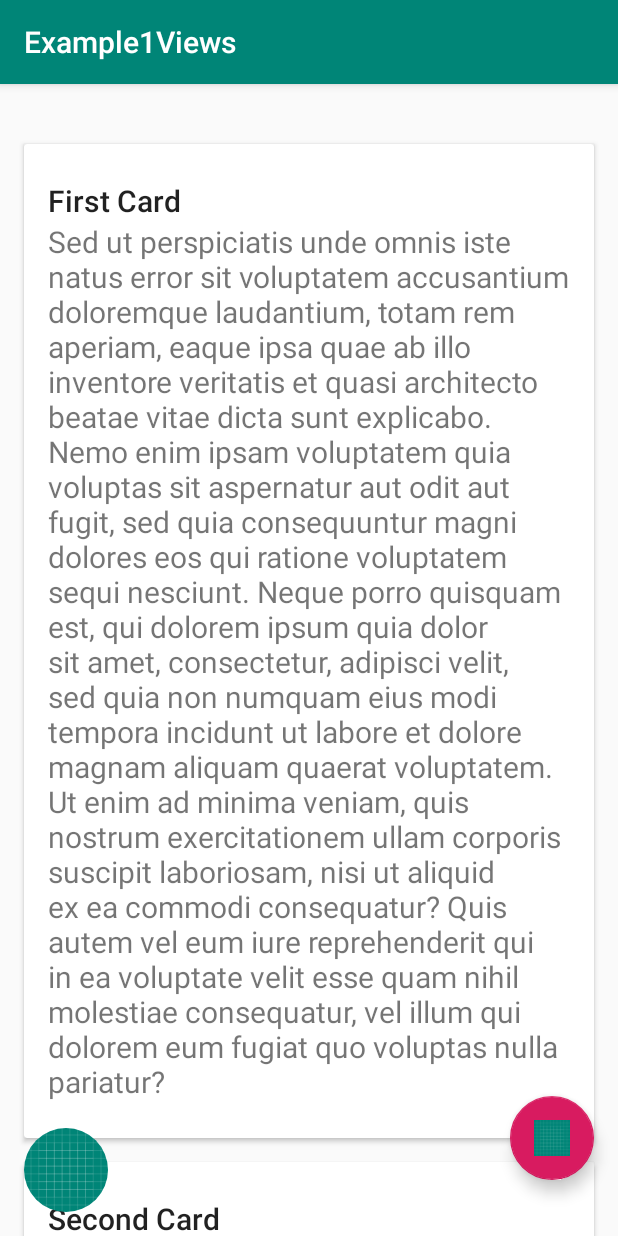
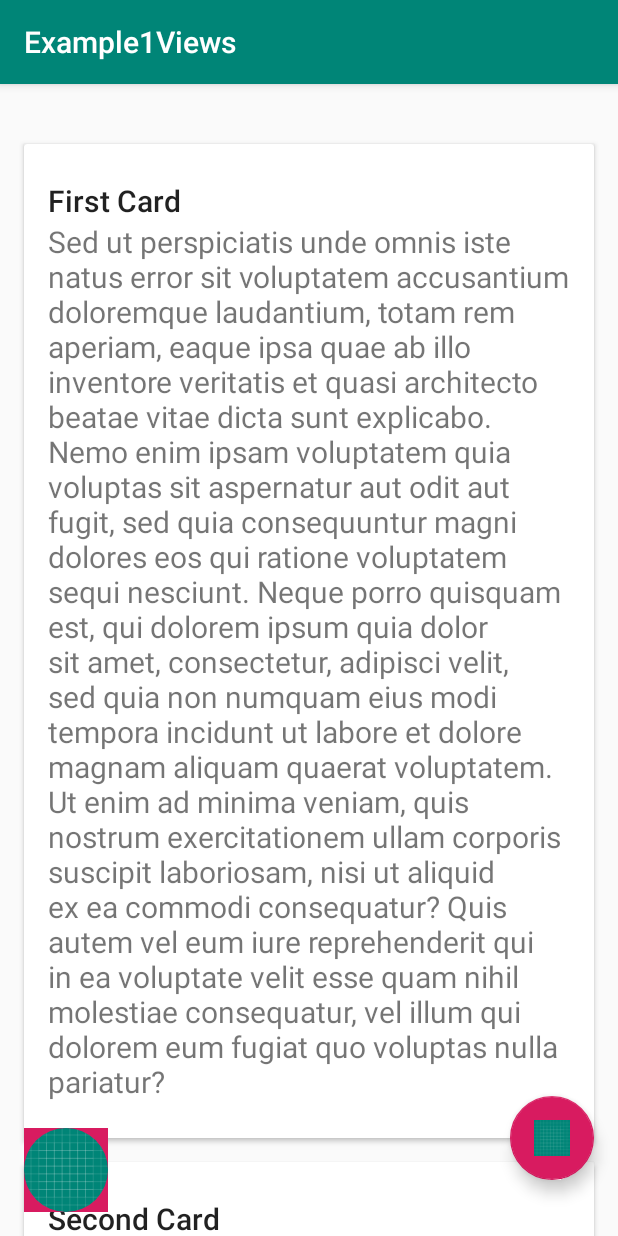
Before and after one commit to praveen1256/Example1Views, an Android app: the screen it shows after launch (FabFollowsWidgetActivity), after a tap on "FAB FOLLOWS WIDGET", on a phone screen of 412 x 824 dp. Run offline under Robolectric (Android 15) with nearby library versions, the light colour scheme and no system bars; our stand-ins replace CircleImageView.

Commit message:
FAB ,Snack bar and Collapse

```diff
--- a/app/src/main/java/android/com/example1views/CollapsingToolbarActivity.java
+++ b/app/src/main/java/android/com/example1views/CollapsingToolbarActivity.java
@@ -9,5 +9,6 @@ public class CollapsingToolbarActivity extends AppCompatActivity {
     protected void onCreate(Bundle savedInstanceState) {
         super.onCreate(savedInstanceState);
         setContentView(R.layout.activity_collapsing_toolbar);
+        getSupportActionBar().hide();
     }
 }
--- a/app/src/main/java/android/com/example1views/FabAndSnackbarActivity.java
+++ b/app/src/main/java/android/com/example1views/FabAndSnackbarActivity.java
@@ -29,6 +29,7 @@ public class FabAndSnackbarActivity extends AppCompatActivity {
                             @Override
                             public void onClick(View v) {
                                 // Custom action
+
                             }
                         }).show();
             }
--- a/app/src/main/java/android/com/example1views/MainActivity.java
+++ b/app/src/main/java/android/com/example1views/MainActivity.java
@@ -20,7 +20,7 @@ public class MainActivity extends AppCompatActivity {
     protected void onCreate(Bundle savedInstanceState) {
         super.onCreate(savedInstanceState);
         setContentView(R.layout.activity_main);
-
+        getSupportActionBar().hide();
         mFabAndSnackbarButton = (Button) findViewById(R.id.fabAndSnackbarButton);
         mFabAndSnackbarButton.setOnClickListener(new View.OnClickListener() {
             @Override
--- a/app/src/main/res/layout/activity_custom_behavior.xml
+++ b/app/src/main/res/layout/activity_custom_behavior.xml
@@ -4,8 +4,7 @@
     xmlns:tools="http://schemas.android.com/tools"
     android:layout_width="match_parent"
     android:layout_height="match_parent"
-    android:fitsSystemWindows="true"
-    tools:context="com.sample.foo.usingcoordinatorlayout.CustomBehaviorActivity">
+    android:fitsSystemWindows="true">
 
     <android.support.design.widget.CoordinatorLayout
         android:id="@+id/coordinatorLayout"
--- a/app/src/main/res/layout/activity_fab_follows_widget.xml
+++ b/app/src/main/res/layout/activity_fab_follows_widget.xml
@@ -119,6 +119,7 @@
         <de.hdodenhof.circleimageview.CircleImageView
             android:layout_width="56dp"
             android:layout_height="56dp"
+            android:background="@color/colorAccent"
             android:layout_margin="@dimen/activity_horizontal_margin"
             android:src="@drawable/ic_launcher_background"
             android:layout_gravity="bottom|start"/>
--- a/app/src/main/res/layout/activity_fab_snackbar.xml
+++ b/app/src/main/res/layout/activity_fab_snackbar.xml
@@ -1,7 +1,5 @@
 <?xml version="1.0" encoding="utf-8"?>
-<android.support.design.widget.CoordinatorLayout
-    xmlns:android="http://schemas.android.com/apk/res/android"
-    xmlns:tools="http://schemas.android.com/tools"
+<android.support.design.widget.CoordinatorLayout xmlns:android="http://schemas.android.com/apk/res/android"
     android:id="@+id/coordinatorLayout"
     android:layout_width="match_parent"
     android:layout_height="match_parent"
```
